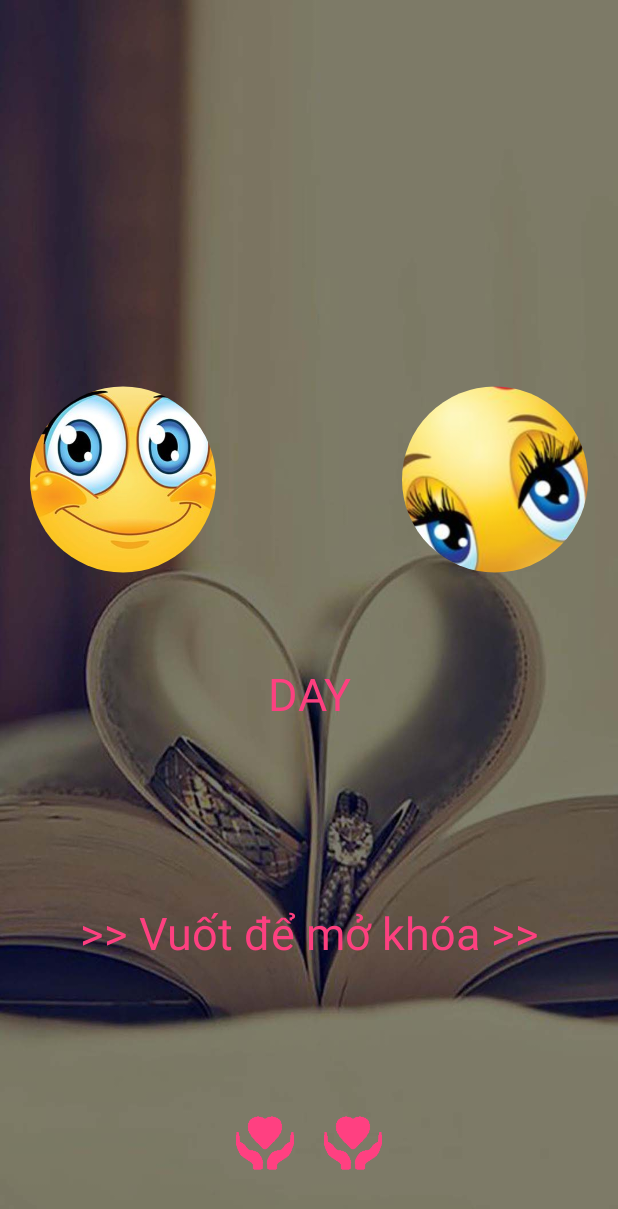
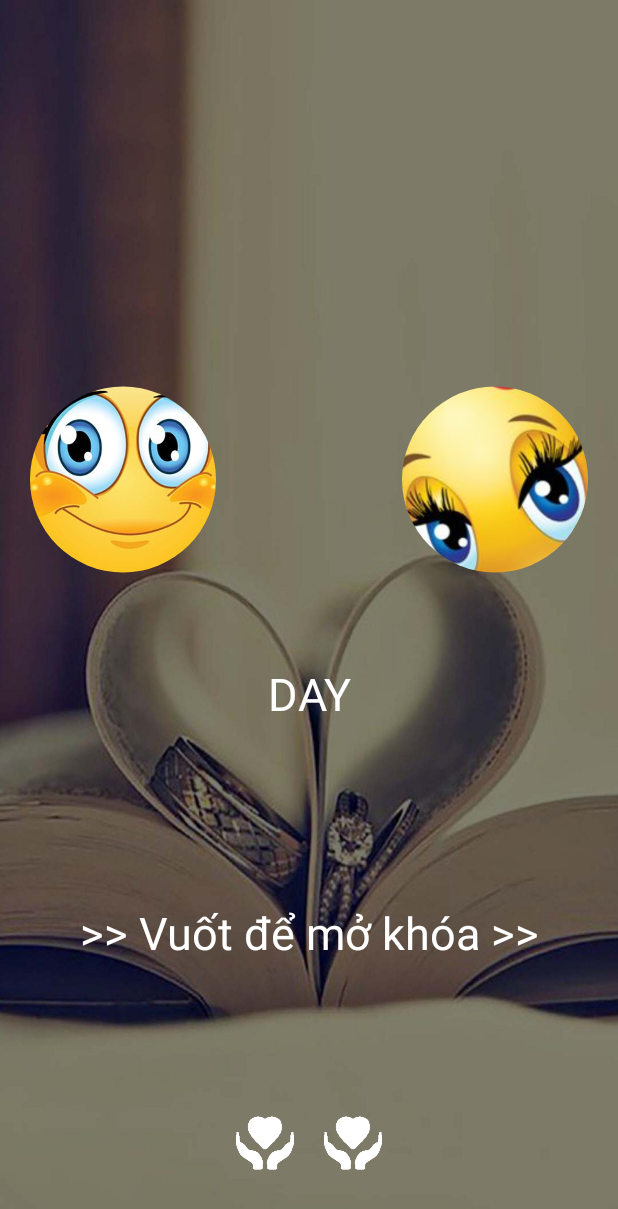
Before and after one commit to trungkiencn2/DemNgayYeu-Skyads, an Android app: the layout lockscreen.xml on its own in the app's theme, with its tools: preview values and no code run, on a phone screen of 412 x 824 dp. Shown: the top 1209 px of the screen. Run offline under Robolectric (Android 15) with nearby library versions, the phone set to English and light mode, and no system bars; Roboto replaces fonts that are not available here.

Commit message:
commit 2-3-2018

```diff
--- a/app/src/main/java/com/example/hp6300pro/demngayyeu/activity/StartActivity.java
+++ b/app/src/main/java/com/example/hp6300pro/demngayyeu/activity/StartActivity.java
@@ -52,7 +52,6 @@ public class StartActivity extends BaseActivityWithDatePickerDialog implements V
     @Override
     protected void onResume() {
         super.onResume();
-
     }
 
 
@@ -147,14 +146,15 @@ public class StartActivity extends BaseActivityWithDatePickerDialog implements V
                     mCurrentSelectedDate = Calendar.getInstance();
                 }
 
+                mEditor.putLong(MainActivity.TIME_START, mCurrentSelectedDate.getTimeInMillis());
+                mEditor.apply();
+
                 it.putExtra(MainActivity.TIME_START, mCurrentSelectedDate.getTimeInMillis());
                 startActivity(it);
                 break;
         }
     }
 
-
-
     private long getTimeFromCalendar(Calendar c) {
         return c.getTimeInMillis();
     }
--- a/app/src/main/res/layout/activity_start_app.xml
+++ b/app/src/main/res/layout/activity_start_app.xml
@@ -96,7 +96,7 @@
         android:layout_weight="1">
 
         <CheckBox
-            android:button="@drawable/custom_checkbox"
+            android:button="@drawable/checkbox_select"
             android:paddingLeft="15dp"
             android:text="@string/start_this_day"
             android:textSize="23sp"
--- a/app/src/main/res/layout/lockscreen.xml
+++ b/app/src/main/res/layout/lockscreen.xml
@@ -51,7 +51,7 @@
 
                     <TextView
                         android:id="@+id/tv_name_boy_lock"
-                        android:textColor="@color/colorAccent"
+                        android:textColor="@color/colorWhite"
                         android:gravity="center"
                         android:textSize="25sp"
                         android:layout_width="match_parent"
@@ -70,7 +70,7 @@
                     <TextView
                         android:layout_gravity="center"
                         android:textSize="35sp"
-                        android:textColor="@color/colorAccent"
+                        android:textColor="@color/colorWhite"
                         android:gravity="center"
                         android:id="@+id/tv_count_day_lock"
                         android:layout_width="wrap_content"
@@ -79,7 +79,7 @@
                     <TextView
                         android:layout_marginTop="5dp"
                         android:textSize="30sp"
-                        android:textColor="@color/colorAccent"
+                        android:textColor="@color/colorWhite"
                         android:id="@+id/tv_day_lock"
                         android:layout_width="match_parent"
                         android:layout_height="wrap_content"
@@ -103,7 +103,7 @@
 
                     <TextView
                         android:id="@+id/tv_name_girl_lock"
-                        android:textColor="@color/colorAccent"
+                        android:textColor="@color/colorWhite"
                         android:gravity="center"
                         android:textSize="25sp"
                         android:layout_width="match_parent"
@@ -128,7 +128,7 @@
                 <TextView
                     android:id="@+id/tv_slide_to_unlock"
                     android:textSize="30sp"
-                    android:textColor="@color/colorAccent"
+                    android:textColor="@color/colorWhite"
                     android:text=">> Vuốt để mở khóa >>"
                     android:layout_gravity="center"
                     android:gravity="center"
@@ -150,7 +150,7 @@
                 android:layout_width="0dp"
                 android:layout_height="match_parent"
                 android:layout_weight="1"
-                android:background="@drawable/ic_heart_pink" />
+                android:background="@drawable/ic_heart" />
 
             <TextView
                 android:id="@+id/tv_bottom_day_lock"
@@ -159,7 +159,7 @@
                 android:layout_marginLeft="10dp"
                 android:layout_marginRight="10dp"
                 android:gravity="center"
-                android:textColor="@color/colorAccent"
+                android:textColor="@color/colorWhite"
                 android:textSize="15sp" />
 
             <ImageView
@@ -167,7 +167,7 @@
                 android:layout_width="0dp"
                 android:layout_height="match_parent"
                 android:layout_weight="1"
-                android:background="@drawable/ic_heart_pink" />
+                android:background="@drawable/ic_heart" />
 
         </LinearLayout>
 
```
Also changed, not shown: app/src/main/java/com/example/hp6300pro/demngayyeu/activity/MainActivity.java (+0 -12 lines), app/src/main/res/drawable/checkbox_select.xml (added, +7 -0 lines), app/src/main/res/drawable/bg_16.jpg, app/src/main/res/drawable/checkbokheart.png (added), app/src/main/res/drawable/checkboxheart1.png (added), 70 other files.
